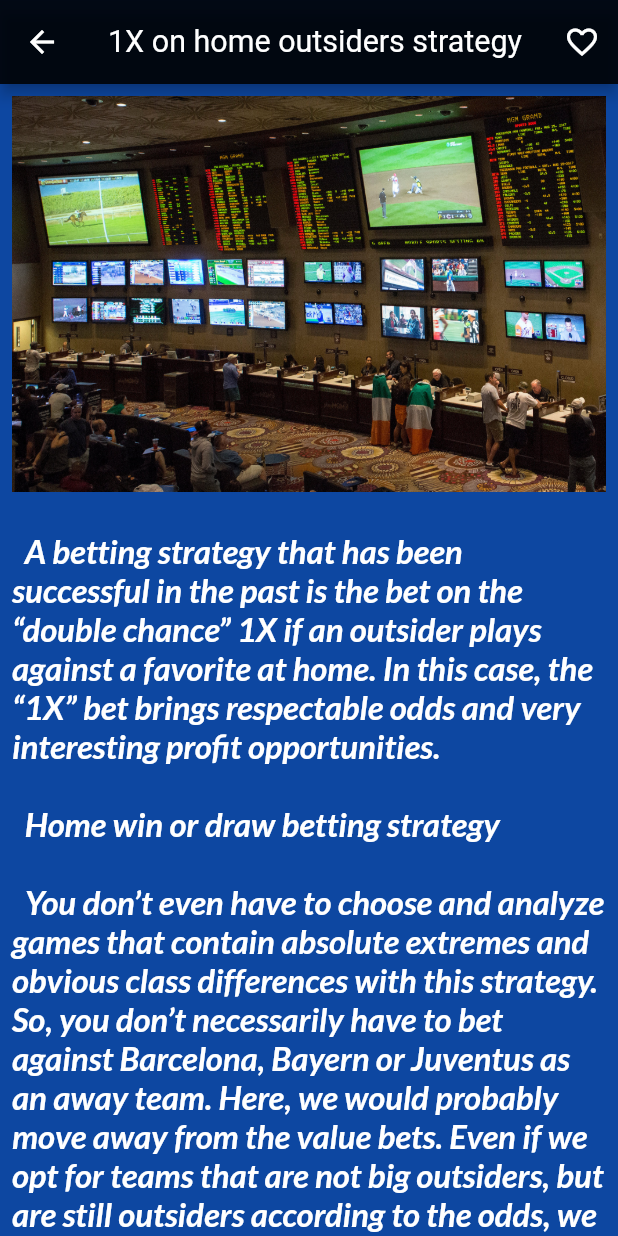
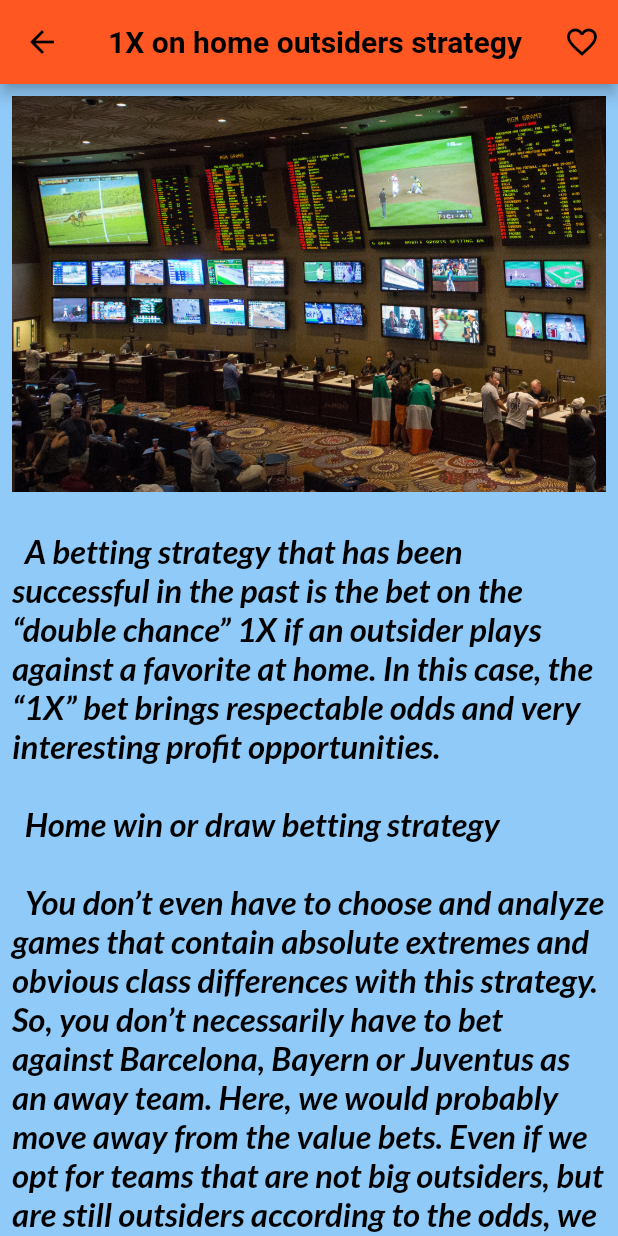
Before and after one commit to mD-Den/betting_strategies_app, a Flutter app: the DetailsPage screen opened directly with sample values from the repository, on a phone screen of 412 x 824 dp. Run offline on Flutter 3.47's test engine with Material 2 defaults, Android fonts, the light colour scheme and no system bars; our stand-ins replace adaptive_theme, google_fonts, shared_preferences; accounts and stored records are empty.

Commit message:
Last fix

```diff
--- a/lib/app.dart
+++ b/lib/app.dart
@@ -12,7 +12,7 @@ class MyApp extends StatelessWidget {
     return AdaptiveTheme(
       light: kLightTheme,
       dark: kDarkTheme,
-      initial: AdaptiveThemeMode.dark,
+      initial: AdaptiveThemeMode.light,
       builder: (ThemeData light, ThemeData dark) => MaterialApp(
         title: "Bettings Strategies",
         debugShowCheckedModeBanner: false,
--- a/lib/config/theme.dart
+++ b/lib/config/theme.dart
@@ -1,6 +1,6 @@
 import 'package:flutter/material.dart';
 
-final kDarkTheme = ThemeData.dark().copyWith(
+final kDarkTheme = ThemeData(
   colorScheme: ColorScheme.fromSwatch(
     primarySwatch: Colors.indigo,
   ).copyWith(secondary: Colors.black87),
@@ -12,6 +12,7 @@ final kDarkTheme = ThemeData.dark().copyWith(
         fontStyle: FontStyle.normal,
         fontSize: 30,
         fontWeight: FontWeight.bold,
+        color: Colors.white,
       )),
   textTheme: const TextTheme(
     headline6: TextStyle(
@@ -23,8 +24,26 @@ final kDarkTheme = ThemeData.dark().copyWith(
   ),
 );
 
-final kLightTheme = ThemeData.light().copyWith(
+final kLightTheme = ThemeData(
+  colorScheme: ColorScheme.fromSwatch(
+    primarySwatch: Colors.amber,
+  ).copyWith(secondary: Colors.deepOrange),
+  scaffoldBackgroundColor: Colors.blue[200],
+  primaryColor: Colors.white,
   appBarTheme: const AppBarTheme(
-    color: Colors.blue,
+      color: Colors.deepOrange,
+      titleTextStyle: TextStyle(
+        fontStyle: FontStyle.normal,
+        fontSize: 30,
+        fontWeight: FontWeight.bold,
+        color: Colors.black,
+      )),
+  textTheme: const TextTheme(
+    headline6: TextStyle(
+      fontSize: 22,
+      fontWeight: FontWeight.w700,
+      fontStyle: FontStyle.italic,
+      color: Colors.black,
+    ),
   ),
 );
--- a/lib/pages/details/details_page.dart
+++ b/lib/pages/details/details_page.dart
@@ -31,7 +31,7 @@ class _DetailsPageState extends State<DetailsPage> {
         title: FittedBox(
           child: Text(
             widget.strategy.title,
-            style: Theme.of(context).textTheme.headline5,
+            style: Theme.of(context).appBarTheme.titleTextStyle,
           ),
         ),
         actions: [
```
